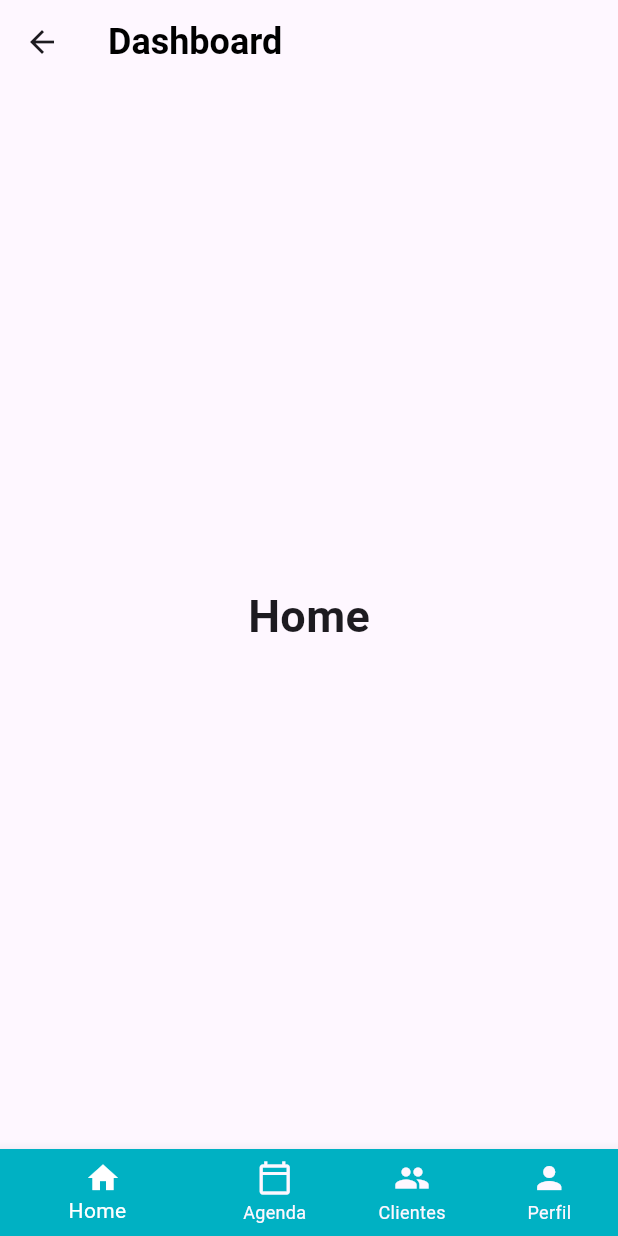
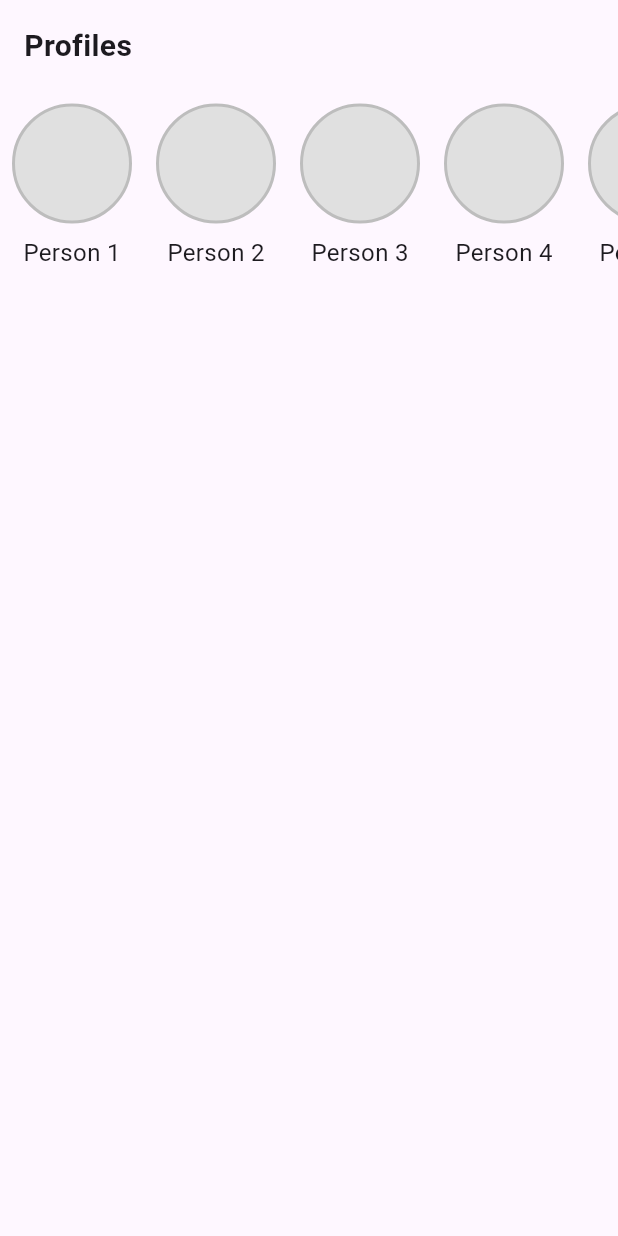
Before and after one commit to JoseVitorOliveira/fit_connect, a Flutter app: the Home screen opened directly, on a phone screen of 412 x 824 dp. Run offline on Flutter 3.47's test engine with Material 3 defaults, Android fonts, the phone set to English and light mode, and no system bars; our stand-ins replace flutter_svg.

Commit message:
ScrollHorizontal da home

```diff
--- a/lib/main.dart
+++ b/lib/main.dart
@@ -1,6 +1,4 @@
-/* import 'package:fit_connect/screens/home.dart';
-import 'package:fit_connect/screens/splash_screen.dart'; */
-import 'package:fit_connect/screens/sign_in.dart';
+import 'package:fit_connect/screens/navigation.dart';
 import 'package:flutter/material.dart';
 
 void main() {
@@ -14,7 +12,7 @@ class MyApp extends StatelessWidget {
   Widget build(BuildContext context) {
     return const MaterialApp(
       debugShowCheckedModeBanner: false,
-      home: SignIn(),
+      home: Navigation(),
     );
   }
 }
--- a/lib/screens/home.dart
+++ b/lib/screens/home.dart
@@ -1,80 +1,56 @@
 import 'package:flutter/material.dart';
 
-class Home extends StatefulWidget {
+class Home extends StatelessWidget {
   const Home({super.key});
-
-  @override
-  State<Home> createState() => _BottomNavigationBarExampleState();
-}
-
-class _BottomNavigationBarExampleState extends State<Home> {
-  int _selectedIndex = 0;
-  static const TextStyle optionStyle =
-      TextStyle(fontSize: 30, fontWeight: FontWeight.bold);
-  static const List<Widget> _widgetOptions = <Widget>[
-    Text(
-      'Home',
-      style: optionStyle,
-    ),
-    Text(
-      'Agenda',
-      style: optionStyle,
-    ),
-    Text(
-      'Clientes',
-      style: optionStyle,
-    ),
-    Text(
-      'Perfil',
-      style: optionStyle,
-    ),
-  ];
-
-  void _onItemTapped(int index) {
-    setState(() {
-      _selectedIndex = index;
-    });
-  }
 
   @override
   Widget build(BuildContext context) {
     return Scaffold(
-      appBar: AppBar(
-        title: const Text('Dashboard'),
-        titleTextStyle: const TextStyle(
-            color: Colors.black, fontSize: 24, fontWeight: FontWeight.bold),
+      body: Column(
+        crossAxisAlignment: CrossAxisAlignment.start,
+        children: [
+          const Padding(
+            padding: EdgeInsets.all(16.0),
+            child: Text(
+              "Profiles",
+              style: TextStyle(
+                fontSize: 20,
+                fontWeight: FontWeight.bold,
               ),
-      body: Center(
-        child: _widgetOptions.elementAt(_selectedIndex),
             ),
-      bottomNavigationBar: Theme(
-        data: Theme.of(context).copyWith(
-          canvasColor: const Color(0xFF00B1C3),
           ),
-        child: BottomNavigationBar(
-          showUnselectedLabels: true,
-          items: const <BottomNavigationBarItem>[
-            BottomNavigationBarItem(
-              icon: Icon(Icons.home),
-              label: 'Home  ',
+          SingleChildScrollView(
+            scrollDirection: Axis.horizontal,
+            child: Row(
+              children: List.generate(10, (index) {
+                return Padding(
+                  padding: const EdgeInsets.all(8.0),
+                  child: Column(
+                    children: [
+                      Container(
+                        width: 80,
+                        height: 80,
+                        decoration: BoxDecoration(
+                          shape: BoxShape.circle,
+                          color: Colors.grey[300],
+                          border: Border.all(
+                            color: Colors.grey[400]!,
+                            width: 2.0,
                           ),
-            BottomNavigationBarItem(
-              icon: Icon(Icons.calendar_today_outlined),
-              label: 'Agenda',
                         ),
-            BottomNavigationBarItem(
-              icon: Icon(Icons.people),
-              label: 'Clientes',
                       ),
-            BottomNavigationBarItem(
-              icon: Icon(Icons.person),
-              label: 'Perfil',
+                      const SizedBox(height: 8),
+                      Text(
+                        "Person ${index + 1}",
+                        style: const TextStyle(fontSize: 16),
                       ),
                     ],
-          currentIndex: _selectedIndex,
-          selectedItemColor: Colors.white,
-          onTap: _onItemTapped,
                   ),
+                );
+              }).toList(),
+            ),
+          ),
+        ],
       ),
     );
   }
--- a/lib/screens/splash_screen.dart
+++ b/lib/screens/splash_screen.dart
@@ -19,7 +19,7 @@ class _SplashScreen extends State<SplashScreen>
 
     Future.delayed(const Duration(seconds: 2), () {
       Navigator.of(context).pushReplacement(MaterialPageRoute(
-        builder: (_) => SignIn(),
+        builder: (_) => const SignIn(),
       ));
     });
   }
```
Also changed, not shown: lib/screens/navigation.dart (added, +78 -0 lines). Lines whose indentation alone changed are shown as unchanged.
